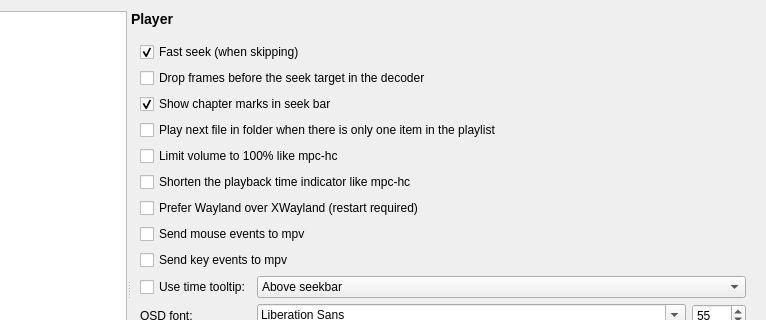
mpc-qt/mpc-qt, file settingswindow.ui: the form before one commit; both pictures show x 130 to 896 and y 0 to 320 of the 896 by 605 pixel window.
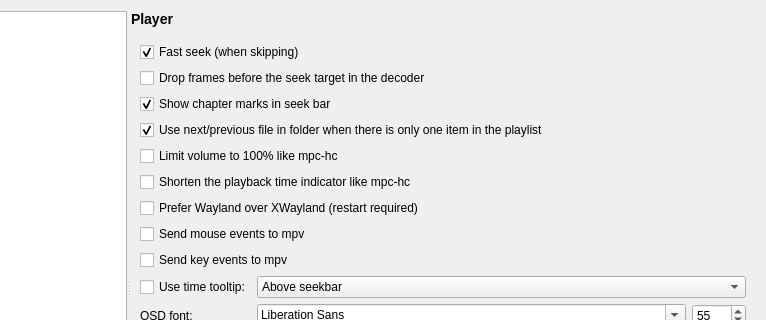
The form after the commit.

Commit message:
Playlist and autoplay changes + folder fallback option
Play automatically next item of playlist.

Rename folder fallback option to "Use next/previous file in folder when
there is only one item in the playlist" and make it work like so.

Diff of the .ui file:
```diff
--- a/settingswindow.ui
+++ b/settingswindow.ui
@@ -7581,7 +7581,10 @@
            <item row="3" column="0" colspan="2">
             <widget class="QCheckBox" name="tweaksOpenNextFile">
              <property name="text">
-              <string>Play next file in folder when there is only one item in the playlist</string>
+              <string>Use next/previous file in folder when there is only one item in the playlist</string>
+             </property>
+             <property name="checked">
+              <bool>true</bool>
              </property>
             </widget>
            </item>
```
The commit also changes 18 other files.
